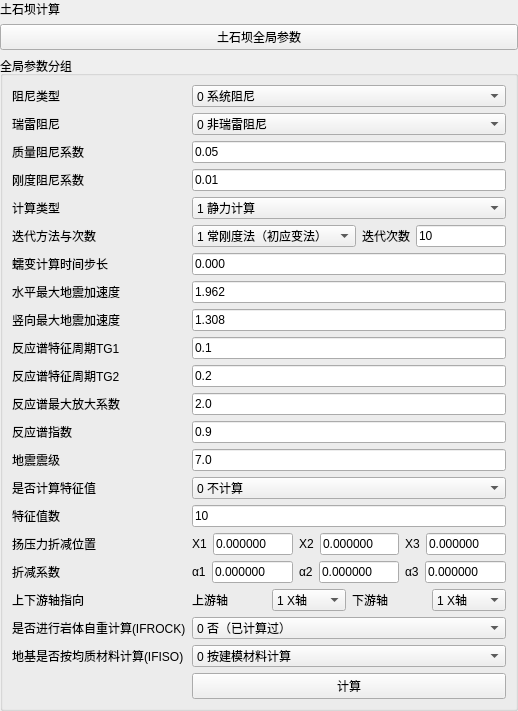
The window that plugins/Base_Slover/DamAnalysisWidget.ui (asd977/base_cae) describes before a commit, drawn with Qt 5.
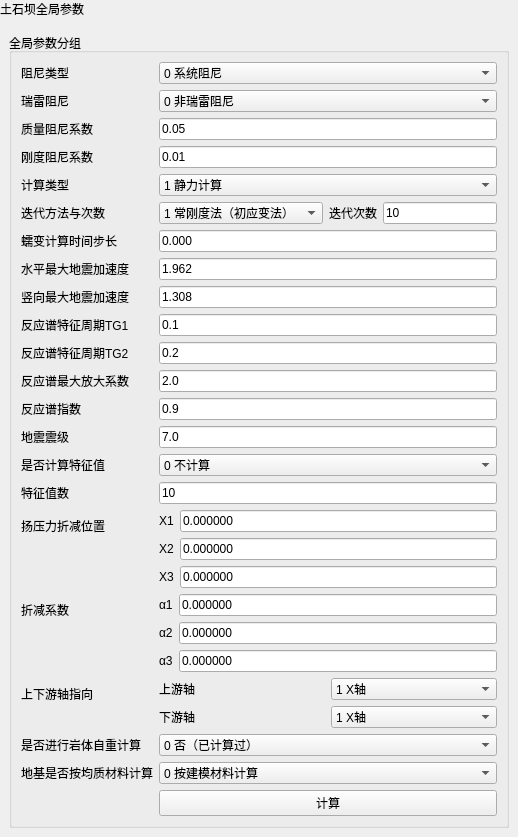
The same window after the commit.

What changed in the file:
```diff
--- a/plugins/Base_Slover/DamAnalysisWidget.ui
+++ b/plugins/Base_Slover/DamAnalysisWidget.ui
@@ -26,7 +26,37 @@
    <property name="bottomMargin">
     <number>0</number>
    </property>
-   <item><widget class="QLabel" name="pageNameLabel"><property name="text"><string>土石坝计算</string></property></widget></item><item><widget class="QPushButton" name="sectionTitleButton"><property name="text"><string>土石坝全局参数</string></property></widget></item><item>
+   <item>
+    <widget class="QLabel" name="pageHeaderLabel">
+     <property name="sizePolicy">
+      <sizepolicy hsizetype="Preferred" vsizetype="Fixed">
+       <horstretch>0</horstretch>
+       <verstretch>0</verstretch>
+      </sizepolicy>
+     </property>
+     <property name="text">
+      <string>土石坝全局参数</string>
+     </property>
+    </widget>
+   </item>
+   <item>
+    <layout class="QVBoxLayout" name="contentLayout">
+     <property name="leftMargin">
+      <number>9</number>
+     </property>
+     <property name="topMargin">
+      <number>9</number>
+     </property>
+     <property name="rightMargin">
+      <number>9</number>
+     </property>
+     <property name="bottomMargin">
+      <number>9</number>
+     </property>
+     <property name="spacing">
+      <number>6</number>
+     </property>
+     <item>
     <widget class="QGroupBox" name="groupBoxIfill">
      <property name="title">
       <string>全局参数分组</string>
@@ -37,6 +67,9 @@
         <property name="text">
          <string>阻尼类型</string>
         </property>
+          <property name="wordWrap">
+           <bool>false</bool>
+          </property>
        </widget>
       </item>
       <item row="14" column="1">
@@ -51,6 +84,12 @@
           <string>1 分材料阻尼</string>
          </property>
         </item>
+          <property name="minimumSize">
+           <size>
+            <width>10</width>
+            <height>0</height>
+           </size>
+          </property>
        </widget>
       </item>
       <item row="15" column="0">
@@ -58,6 +97,9 @@
         <property name="text">
          <string>瑞雷阻尼</string>
         </property>
+          <property name="wordWrap">
+           <bool>false</bool>
+          </property>
        </widget>
       </item>
       <item row="15" column="1">
@@ -72,6 +114,12 @@
           <string>1 瑞雷阻尼</string>
          </property>
         </item>
+          <property name="minimumSize">
+           <size>
+            <width>10</width>
+            <height>0</height>
+           </size>
+          </property>
        </widget>
       </item>
       <item row="16" column="0">
@@ -79,6 +127,9 @@
         <property name="text">
          <string>质量阻尼系数</string>
         </property>
+          <property name="wordWrap">
+           <bool>false</bool>
+          </property>
        </widget>
       </item>
       <item row="16" column="1">
@@ -86,6 +137,12 @@
         <property name="text">
          <string>0.05</string>
         </property>
+          <property name="minimumSize">
+           <size>
+            <width>10</width>
+            <height>0</height>
+           </size>
+          </property>
        </widget>
       </item>
       <item row="17" column="0">
@@ -93,6 +150,9 @@
         <property name="text">
          <string>刚度阻尼系数</string>
         </property>
+          <property name="wordWrap">
+           <bool>false</bool>
+          </property>
        </widget>
       </item>
       <item row="17" column="1">
@@ -100,6 +160,12 @@
         <property name="text">
          <string>0.01</string>
         </property>
+          <property name="minimumSize">
+           <size>
+            <width>10</width>
+            <height>0</height>
+           </size>
+          </property>
        </widget>
       </item>
       <item row="18" column="0">
@@ -107,6 +173,9 @@
         <property name="text">
          <string>计算类型</string>
         </property>
+          <property name="wordWrap">
+           <bool>false</bool>
+          </property>
        </widget>
       </item>
       <item row="18" column="1">
@@ -126,6 +195,12 @@
           <string>3 静动力全部计算</string>
          </property>
         </item>
+          <property name="minimumSize">
+           <size>
+            <width>10</width>
+            <height>0</height>
+           </size>
+          </property>
        </widget>
       </item>
       <item row="19" column="0">
@@ -133,6 +208,9 @@
         <property name="text">
          <string>迭代方法与次数</string>
         </property>
+          <property name="wordWrap">
+           <bool>false</bool>
+          </property>
        </widget>
       </item>
       <item row="19" column="1">
@@ -159,6 +237,12 @@
             <string>4 中点增量法（土坝填筑）</string>
            </property>
           </item>
+            <property name="minimumSize">
+             <size>
+              <width>10</width>
+              <height>0</height>
+             </size>
+            </property>
          </widget>
         </item>
         <item>
@@ -166,6 +250,9 @@
           <property name="text">
            <string>迭代次数</string>
           </property>
+            <property name="wordWrap">
+             <bool>false</bool>
+            </property>
          </widget>
         </item>
         <item>
@@ -173,6 +260,12 @@
           <property name="text">
            <string>10</string>
           </property>
+            <property name="minimumSize">
+             <size>
+              <width>10</width>
+              <height>0</height>
+             </size>
+            </property>
          </widget>
         </item>
        </layout>
@@ -182,6 +275,9 @@
         <property name="text">
          <string>蠕变计算时间步长</string>
         </property>
+          <property name="wordWrap">
+           <bool>false</bool>
+          </property>
        </widget>
       </item>
       <item row="20" column="1">
@@ -189,6 +285,12 @@
         <property name="text">
          <string>0.000</string>
         </property>
+          <property name="minimumSize">
+           <size>
+            <width>10</width>
+            <height>0</height>
+           </size>
+          </property>
        </widget>
       </item>
       <item row="21" column="0">
@@ -196,6 +298,9 @@
         <property name="text">
          <string>水平最大地震加速度</string>
         </property>
+          <property name="wordWrap">
+           <bool>false</bool>
+          </property>
        </widget>
       </item>
       <item row="21" column="1">
@@ -203,6 +308,12 @@
         <property name="text">
          <string>1.962</string>
         </property>
+          <property name="minimumSize">
+           <size>
+            <width>10</width>
+            <height>0</height>
+           </size>
+          </property>
        </widget>
       </item>
       <item row="22" column="0">
@@ -210,6 +321,9 @@
         <property name="text">
          <string>竖向最大地震加速度</string>
         </property>
+          <property name="wordWrap">
+           <bool>false</bool>
+          </property>
        </widget>
       </item>
       <item row="22" column="1">
@@ -217,6 +331,12 @@
         <property name="text">
          <string>1.308</string>
         </property>
+          <property name="minimumSize">
+           <size>
+            <width>10</width>
+            <height>0</height>
+           </size>
+          </property>
        </widget>
       </item>
       <item row="23" column="0">
@@ -224,6 +344,9 @@
         <property name="text">
          <string>反应谱特征周期TG1</string>
         </property>
+          <property name="wordWrap">
+           <bool>false</bool>
+          </property>
        </widget>
       </item>
       <item row="23" column="1">
@@ -231,6 +354,12 @@
         <property name="text">
          <string>0.1</string>
         </property>
+          <property name="minimumSize">
+           <size>
+            <width>10</width>
+            <height>0</height>
+           </size>
+          </property>
        </widget>
       </item>
       <item row="24" column="0">
@@ -238,6 +367,9 @@
         <property name="text">
          <string>反应谱特征周期TG2</string>
         </property>
+          <property name="wordWrap">
+           <bool>false</bool>
+          </property>
        </widget>
       </item>
       <item row="24" column="1">
@@ -245,6 +377,12 @@
         <property name="text">
          <string>0.2</string>
         </property>
+          <property name="minimumSize">
+           <size>
+            <width>10</width>
+            <height>0</height>
+           </size>
+          </property>
        </widget>
       </item>
       <item row="25" column="0">
@@ -252,6 +390,9 @@
         <property name="text">
          <string>反应谱最大放大系数</string>
         </property>
+          <property name="wordWrap">
+           <bool>false</bool>
+          </property>
        </widget>
       </item>
       <item row="25" column="1">
@@ -259,6 +400,12 @@
         <property name="text">
          <string>2.0</string>
         </property>
+          <property name="minimumSize">
+           <size>
+            <width>10</width>
+            <height>0</height>
+           </size>
+          </property>
        </widget>
       </item>
       <item row="26" column="0">
@@ -266,6 +413,9 @@
         <property name="text">
          <string>反应谱指数</string>
         </property>
+          <property name="wordWrap">
+           <bool>false</bool>
+          </property>
        </widget>
       </item>
       <item row="26" column="1">
@@ -273,6 +423,12 @@
         <property name="text">
          <string>0.9</string>
         </property>
+          <property name="minimumSize">
+           <size>
+            <width>10</width>
+            <height>0</height>
+           </size>
+          </property>
        </widget>
       </item>
       <item row="27" column="0">
@@ -280,6 +436,9 @@
         <property name="text">
          <string>地震震级</string>
         </property>
+          <property name="wordWrap">
+           <bool>false</bool>
+          </property>
        </widget>
       </item>
       <item row="27" column="1">
@@ -287,6 +446,12 @@
         <property name="text">
          <string>7.0</string>
         </property>
+          <property name="minimumSize">
+           <size>
+            <width>10</width>
+            <height>0</height>
+           </size>
+          </property>
        </widget>
       </item>
       <item row="28" column="0">
@@ -294,6 +459,9 @@
         <property name="text">
          <string>是否计算特征值</string>
         </property>
+          <property name="wordWrap">
+           <bool>false</bool>
+          </property>
        </widget>
       </item>
       <item row="28" column="1">
@@ -308,6 +476,12 @@
           <string>1 计算</string>
          </property>
         </item>
+          <property name="minimumSize">
+           <size>
+            <width>10</width>
+            <height>0</height>
+           </size>
+          </property>
        </widget>
       </item>
       <item row="29" column="0">
@@ -315,6 +489,9 @@
         <property name="text">
          <string>特征值数</string>
         </property>
+          <property name="wordWrap">
+           <bool>false</bool>
+          </property>
        </widget>
       </item>
       <item row="29" column="1">
@@ -322,6 +499,12 @@
         <property name="text">
          <string>10</string>
         </property>
+          <property name="minimumSize">
+           <size>
+            <width>10</width>
+            <height>0</height>
+           </size>
+          </property>
        </widget>
       </item>
       <item row="31" column="0">
@@ -329,15 +512,23 @@
         <property name="text">
          <string>扬压力折减位置</string>
         </property>
+          <property name="wordWrap">
+           <bool>false</bool>
+          </property>
        </widget>
       </item>
       <item row="31" column="1">
-       <layout class="QHBoxLayout" name="layoutX">
+         <layout class="QVBoxLayout" name="layoutX">
+          <item>
+           <layout class="QHBoxLayout" name="layoutX_1">
         <item>
          <widget class="QLabel" name="labelX1">
           <property name="text">
            <string>X1</string>
           </property>
+              <property name="wordWrap">
+               <bool>false</bool>
+              </property>
          </widget>
         </item>
         <item>
@@ -345,13 +536,26 @@
           <property name="text">
            <string>0.000000</string>
           </property>
-         </widget>
-        </item>
+              <property name="minimumSize">
+               <size>
+                <width>10</width>
+                <height>0</height>
+               </size>
+              </property>
+             </widget>
+            </item>
+           </layout>
+          </item>
+          <item>
+           <layout class="QHBoxLayout" name="layoutX_2">
         <item>
          <widget class="QLabel" name="labelX2">
           <property name="text">
            <string>X2</string>
           </property>
+              <property name="wordWrap">
+               <bool>false</bool>
+              </property>
          </widget>
         </item>
         <item>
@@ -359,13 +563,26 @@
           <property name="text">
            <string>0.000000</string>
           </property>
-         </widget>
-        </item>
+              <property name="minimumSize">
+               <size>
+                <width>10</width>
+                <height>0</height>
+               </size>
+              </property>
+             </widget>
+            </item>
+           </layout>
+          </item>
+          <item>
+           <layout class="QHBoxLayout" name="layoutX_3">
         <item>
          <widget class="QLabel" name="labelX3">
           <property name="text">
            <string>X3</string>
           </property>
+              <property name="wordWrap">
+               <bool>false</bool>
+              </property>
          </widget>
         </item>
         <item>
@@ -373,7 +590,15 @@
           <property name="text">
            <string>0.000000</string>
           </property>
-         </widget>
+              <property name="minimumSize">
+               <size>
+                <width>10</width>
+                <height>0</height>
+               </size>
+              </property>
+             </widget>
+            </item>
+           </layout>
         </item>
        </layout>
       </item>
@@ -382,15 +607,23 @@
         <property name="text">
          <string>折减系数</string>
         </property>
+          <property name="wordWrap">
+           <bool>false</bool>
+          </property>
        </widget>
       </item>
       <item row="32" column="1">
-       <layout class="QHBoxLayout" name="layoutAlfa">
+         <layout class="QVBoxLayout" name="layoutAlfa">
+          <item>
+           <layout class="QHBoxLayout" name="layoutAlfa_1">
         <item>
          <widget class="QLabel" name="labelAlfa1">
           <property name="text">
            <string>α1</string>
           </property>
+              <property name="wordWrap">
+               <bool>false</bool>
+              </property>
          </widget>
         </item>
         <item>
@@ -398,13 +631,26 @@
           <property name="text">
            <string>0.000000</string>
           </property>
-         </widget>
-        </item>
+              <property name="minimumSize">
+               <size>
+                <width>10</width>
+                <height>0</height>
+               </size>
+              </property>
+             </widget>
+            </item>
+           </layout>
+          </item>
+          <item>
+           <layout class="QHBoxLayout" name="layoutAlfa_2">
         <item>
          <widget class="QLabel" name="labelAlfa2">
           <property name="text">
            <string>α2</string>
           </property>
+              <property name="wordWrap">
+               <bool>false</bool>
+              </property>
          </widget>
         </item>
         <item>
@@ -412,13 +658,26 @@
           <property name="text">
            <string>0.000000</string>
           </property>
-         </widget>
-        </item>
+              <property name="minimumSize">
+               <size>
+                <width>10</width>
+                <height>0</height>
+               </size>
+              </property>
+             </widget>
+            </item>
+           </layout>
+          </item>
+          <item>
+           <layout class="QHBoxLayout" name="layoutAlfa_3">
         <item>
          <widget class="QLabel" name="labelAlfa3">
           <property name="text">
            <string>α3</string>
           </property>
+              <property name="wordWrap">
+               <bool>false</bool>
+              </property>
          </widget>
         </item>
         <item>
@@ -426,7 +685,15 @@
           <property name="text">
            <string>0.000000</string>
           </property>
-         </widget>
+              <property name="minimumSize">
+               <size>
+                <width>10</width>
+                <height>0</height>
+               </size>
+              </property>
+             </widget>
+            </item>
+           </layout>
         </item>
        </layout>
       </item>
@@ -435,15 +702,23 @@
         <property name="text">
          <string>上下游轴指向</string>
         </property>
+          <property name="wordWrap">
+           <bool>false</bool>
+          </property>
        </widget>
       </item>
       <item row="33" column="1">
-       <layout class="QHBoxLayout" name="layoutAxis">
+         <layout class="QVBoxLayout" name="layoutAxis">
+          <item>
+           <layout class="QHBoxLayout" name="layoutAxisUp">
         <item>
          <widget class="QLabel" name="labelAxisUp">
           <property name="text">
            <string>上游轴</string>
           </property>
+              <property name="wordWrap">
+               <bool>false</bool>
+              </property>
          </widget>
         </item>
         <item>
@@ -463,13 +738,26 @@
             <string>3 Z轴</string>
            </property>
           </item>
-         </widget>
-        </item>
+              <property name="minimumSize">
+               <size>
+                <width>10</width>
+                <height>0</height>
+               </size>
+              </property>
+             </widget>
+            </item>
+           </layout>
+          </item>
+          <item>
+           <layout class="QHBoxLayout" name="layoutAxisDown">
         <item>
          <widget class="QLabel" name="labelAxisDown">
           <property name="text">
            <string>下游轴</string>
           </property>
+              <property name="wordWrap">
+               <bool>false</bool>
+              </property>
          </widget>
         </item>
         <item>
@@ -489,21 +777,35 @@
             <string>3 Z轴</string>
            </property>
           </item>
-         </widget>
+              <property name="minimumSize">
+               <size>
+                <width>10</width>
+                <height>0</height>
+               </size>
+              </property>
+             </widget>
+            </item>
+           </layout>
         </item>
        </layout>
       </item>
       <item row="34" column="0">
        <widget class="QLabel" name="labelIfRock">
         <property name="text">
-         <string>是否进行岩体自重计算(IFROCK)</string>
+           <string>是否进行岩体自重计算</string>
+          </property>
+          <property name="wordWrap">
+           <bool>false</bool>
         </property>
        </widget>
       </item>
       <item row="35" column="0">
        <widget class="QLabel" name="labelIfIso">
         <property name="text">
-         <string>地基是否按均质材料计算(IFISO)</string>
+           <string>地基是否按均质材料计算</string>
+          </property>
+          <property name="wordWrap">
+           <bool>false</bool>
         </property>
        </widget>
       </item>
@@ -519,6 +821,12 @@
           <string>1 按IFISO材料计算</string>
          </property>
         </item>
+          <property name="minimumSize">
+           <size>
+            <width>10</width>
+            <height>0</height>
+           </size>
+          </property>
        </widget>
       </item>
       <item row="34" column="1">
@@ -533,6 +841,12 @@
           <string>1 是（本次计算）</string>
          </property>
         </item>
+          <property name="minimumSize">
+           <size>
+            <width>10</width>
+            <height>0</height>
+           </size>
+          </property>
        </widget>
       </item>
       <item row="36" column="1">
@@ -557,6 +871,8 @@
       </size>
      </property>
     </spacer>
+     </item>
+    </layout>
    </item>
   </layout>
  </widget>
```
Lines whose indentation alone changed are shown as unchanged.
